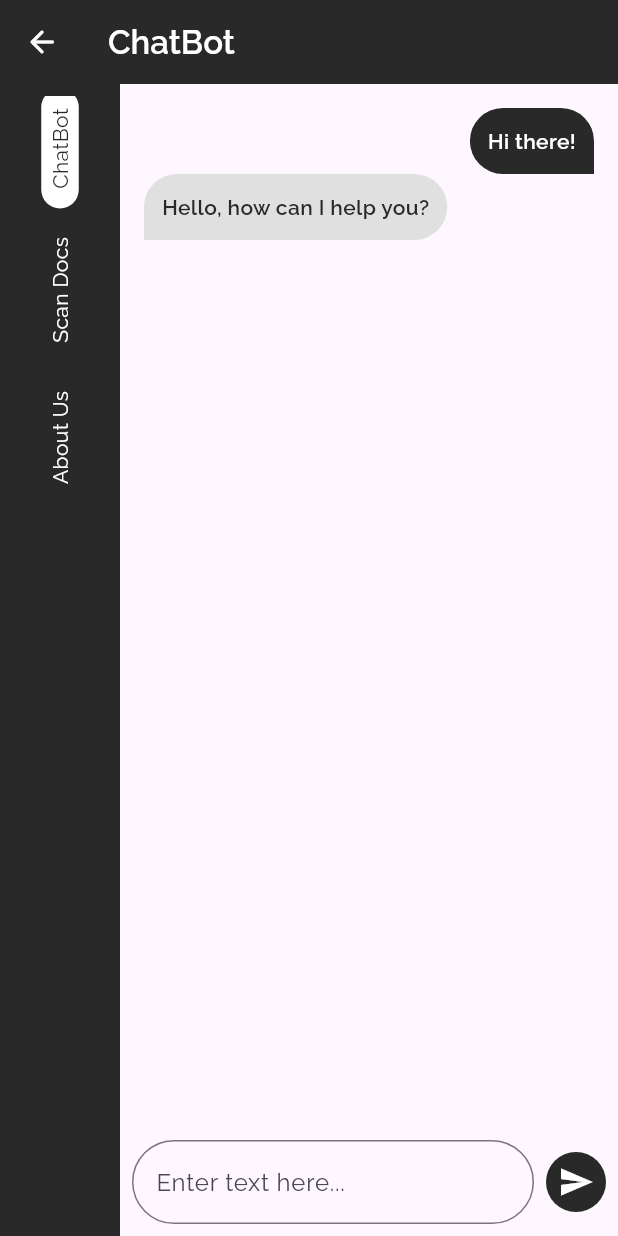
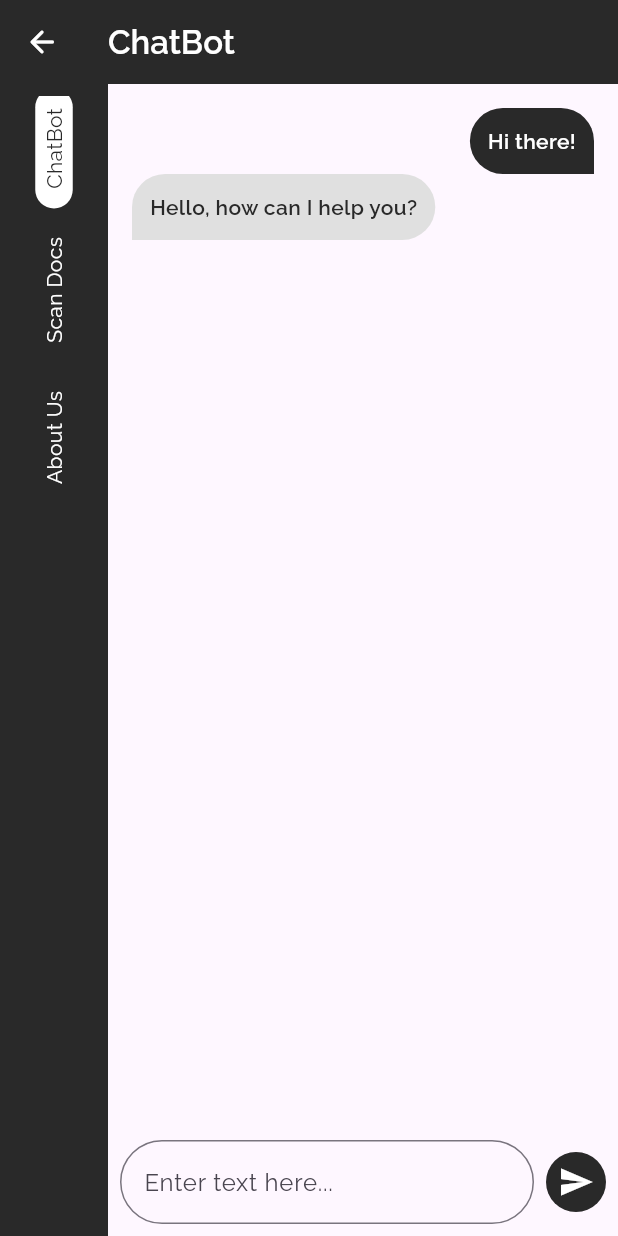
Before and after one commit to Code-Bonkers/legal-advisor, a Flutter app: the screen it shows after launch, on a phone screen of 412 x 824 dp. Run offline on Flutter 3.47's test engine with Material 3 defaults, Android fonts, the phone set to English and light mode, and no system bars; our stand-ins replace google_fonts.

Commit message:
status bar & nav bar color change

```diff
--- a/lib/interface/screens/home_screen.dart
+++ b/lib/interface/screens/home_screen.dart
@@ -65,6 +65,7 @@ class _HomeScreenState extends State<HomeScreen> {
               buildRotatedTextRailDestination('Scan Docs', 1, _selectedIndex),
               buildRotatedTextRailDestination('About Us', 2, _selectedIndex),
             ],
+            minWidth: 0.1,
           ),
           Expanded(
             child: [
--- a/lib/main.dart
+++ b/lib/main.dart
@@ -1,4 +1,6 @@
 import 'package:flutter/material.dart';
+import 'package:flutter/services.dart';
+import 'package:myapp/core/constants.dart';
 import 'package:myapp/interface/screens/home_screen.dart';
 
 void main() {
@@ -11,7 +13,14 @@ class MyApp extends StatelessWidget {
   // This widget is the root of your application.
   @override
   Widget build(BuildContext context) {
+    SystemChrome.setSystemUIOverlayStyle(
+      const SystemUiOverlayStyle(
+        statusBarColor: kGrey,
+        systemNavigationBarColor: kGrey,
+      ),
+    );
     return MaterialApp(
+      debugShowCheckedModeBanner: false,
       theme: ThemeData(
         useMaterial3: true,
       ),
```
